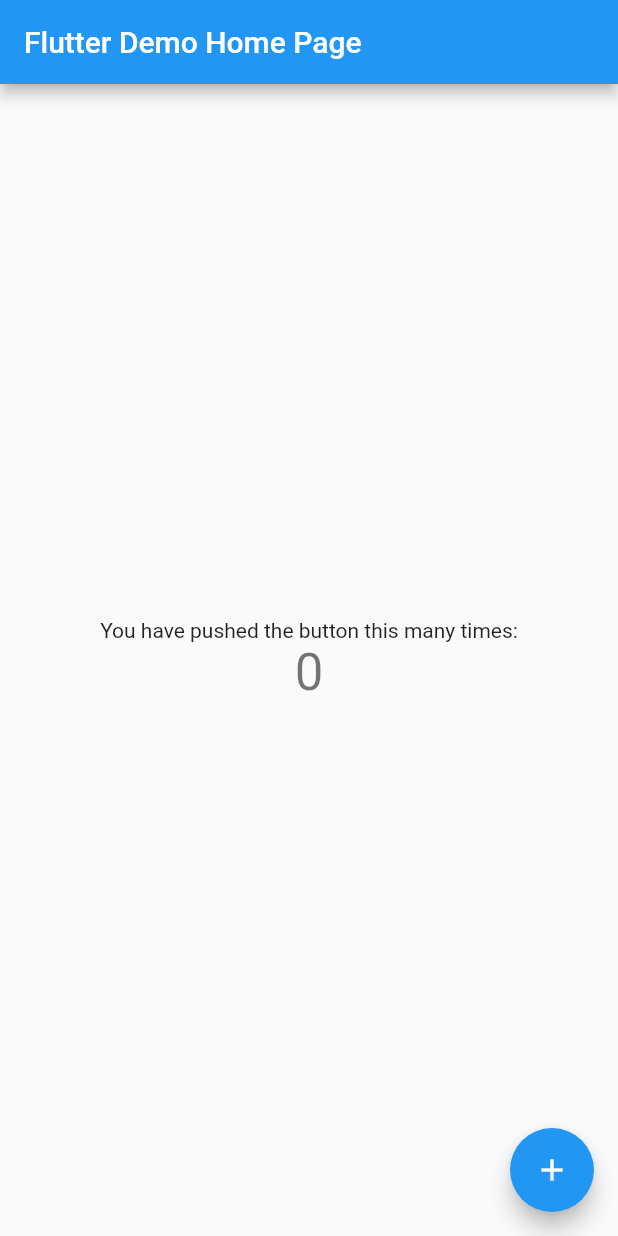
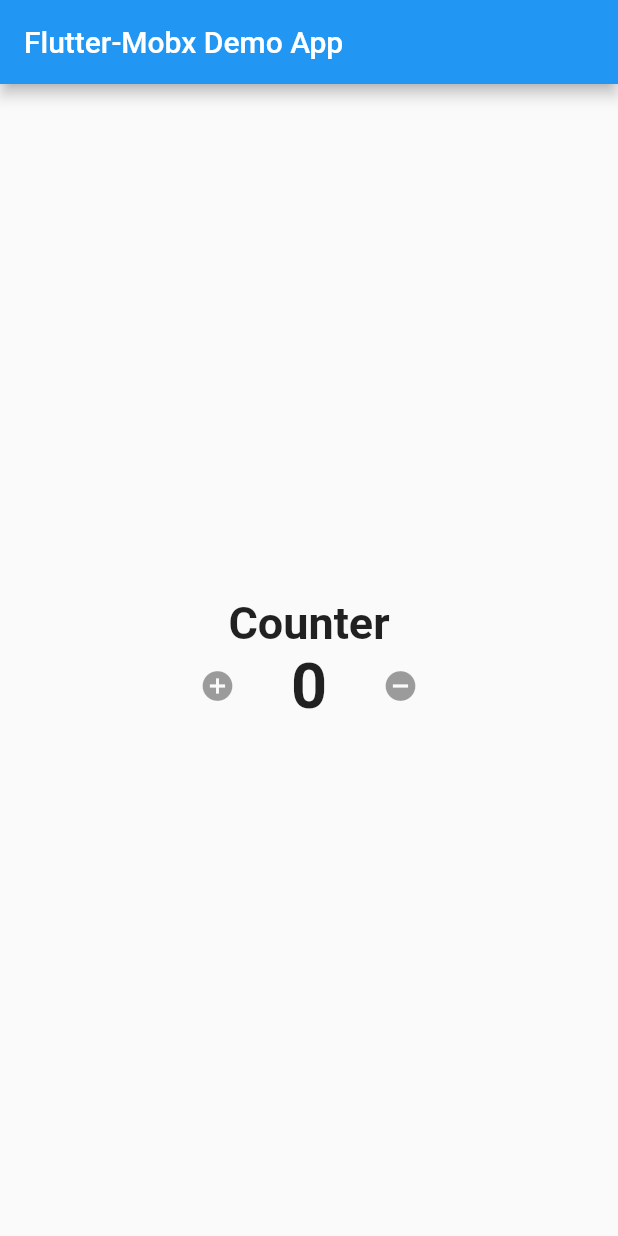
Before and after one commit to VijayNandakumarkumar/FlutterMobxDemo, a Flutter app: the screen it shows after launch, on a phone screen of 412 x 824 dp. Run offline on Flutter 3.47's test engine with Material 2 defaults, Android fonts, the phone set to English and light mode, and no system bars.

Commit message:
Created Counter page with add and sub buttons.

```diff
--- a/flutter_mox_state_management/lib/main.dart
+++ b/flutter_mox_state_management/lib/main.dart
@@ -1,117 +1,13 @@
 import 'package:flutter/material.dart';
-
+import 'package:flutter_mox_state_management/pages/counter.dart';
 void main() {
   runApp(MyApp());
 }
-
 class MyApp extends StatelessWidget {
-  // This widget is the root of your application.
   @override
   Widget build(BuildContext context) {
-    return MaterialApp(
-      title: 'Flutter Demo',
-      theme: ThemeData(
-        // This is the theme of your application.
-        //
-        // Try running your application with "flutter run". You'll see the
-        // application has a blue toolbar. Then, without quitting the app, try
-        // changing the primarySwatch below to Colors.green and then invoke
-        // "hot reload" (press "r" in the console where you ran "flutter run",
-        // or simply save your changes to "hot reload" in a Flutter IDE).
-        // Notice that the counter didn't reset back to zero; the application
-        // is not restarted.
-        primarySwatch: Colors.blue,
-        // This makes the visual density adapt to the platform that you run
-        // the app on. For desktop platforms, the controls will be smaller and
-        // closer together (more dense) than on mobile platforms.
-        visualDensity: VisualDensity.adaptivePlatformDensity,
-      ),
-      home: MyHomePage(title: 'Flutter Demo Home Page'),
+    return new MaterialApp(
+      home: CounterPage(),
     );
   }
 }
-
-class MyHomePage extends StatefulWidget {
-  MyHomePage({Key key, this.title}) : super(key: key);
-
-  // This widget is the home page of your application. It is stateful, meaning
-  // that it has a State object (defined below) that contains fields that affect
-  // how it looks.
-
-  // This class is the configuration for the state. It holds the values (in this
-  // case the title) provided by the parent (in this case the App widget) and
-  // used by the build method of the State. Fields in a Widget subclass are
-  // always marked "final".
-
-  final String title;
-
-  @override
-  _MyHomePageState createState() => _MyHomePageState();
-}
-
-class _MyHomePageState extends State<MyHomePage> {
-  int _counter = 0;
-
-  void _incrementCounter() {
-    setState(() {
-      // This call to setState tells the Flutter framework that something has
-      // changed in this State, which causes it to rerun the build method below
-      // so that the display can reflect the updated values. If we changed
-      // _counter without calling setState(), then the build method would not be
-      // called again, and so nothing would appear to happen.
-      _counter++;
-    });
-  }
-
-  @override
-  Widget build(BuildContext context) {
-    // This method is rerun every time setState is called, for instance as done
-    // by the _incrementCounter method above.
-    //
-    // The Flutter framework has been optimized to make rerunning build methods
-    // fast, so that you can just rebuild anything that needs updating rather
-    // than having to individually change instances of widgets.
-    return Scaffold(
-      appBar: AppBar(
-        // Here we take the value from the MyHomePage object that was created by
-        // the App.build method, and use it to set our appbar title.
-        title: Text(widget.title),
-      ),
-      body: Center(
-        // Center is a layout widget. It takes a single child and positions it
-        // in the middle of the parent.
-        child: Column(
-          // Column is also a layout widget. It takes a list of children and
-          // arranges them vertically. By default, it sizes itself to fit its
-          // children horizontally, and tries to be as tall as its parent.
-          //
-          // Invoke "debug painting" (press "p" in the console, choose the
-          // "Toggle Debug Paint" action from the Flutter Inspector in Android
-          // Studio, or the "Toggle Debug Paint" command in Visual Studio Code)
-          // to see the wireframe for each widget.
-          //
-          // Column has various properties to control how it sizes itself and
-          // how it positions its children. Here we use mainAxisAlignment to
-          // center the children vertically; the main axis here is the vertical
-          // axis because Columns are vertical (the cross axis would be
-          // horizontal).
-          mainAxisAlignment: MainAxisAlignment.center,
-          children: <Widget>[
-            Text(
-              'You have pushed the button this many times:',
-            ),
-            Text(
-              '$_counter',
-              style: Theme.of(context).textTheme.headline4,
-            ),
-          ],
-        ),
-      ),
-      floatingActionButton: FloatingActionButton(
-        onPressed: _incrementCounter,
-        tooltip: 'Increment',
-        child: Icon(Icons.add),
-      ), // This trailing comma makes auto-formatting nicer for build methods.
-    );
-  }
-}
--- /dev/null
+++ b/flutter_mox_state_management/lib/pages/counter.dart
@@ -0,0 +1,33 @@
+import 'package:flutter/material.dart';
+
+class CounterPage extends StatelessWidget {
+  @override
+  Widget build(BuildContext context) {
+    return Scaffold(
+      appBar: AppBar(
+        title: Text("Flutter-Mobx Demo App"),
+      ),
+      body: Center(
+        child: Column(
+          mainAxisAlignment: MainAxisAlignment.center,
+          children: <Widget>[
+            Text('Counter', style: TextStyle(fontWeight: FontWeight.bold, fontSize: 30),),
+            Row(
+              mainAxisAlignment: MainAxisAlignment.center,
+              children: [
+              FlatButton(onPressed: null, child: Icon(Icons.add_circle)),
+              SizedBox(
+                width: 5,
+              ),
+              Text('0', style: TextStyle(fontWeight: FontWeight.bold, fontSize: 42),),
+              SizedBox(
+                width: 5,
+              ),
+              FlatButton(onPressed: null, child: Icon(Icons.remove_circle)),
+            ],)
+          ],
+        ),
+      ),
+    );
+  }
+}
```
Also changed, not shown: 1 other file.
